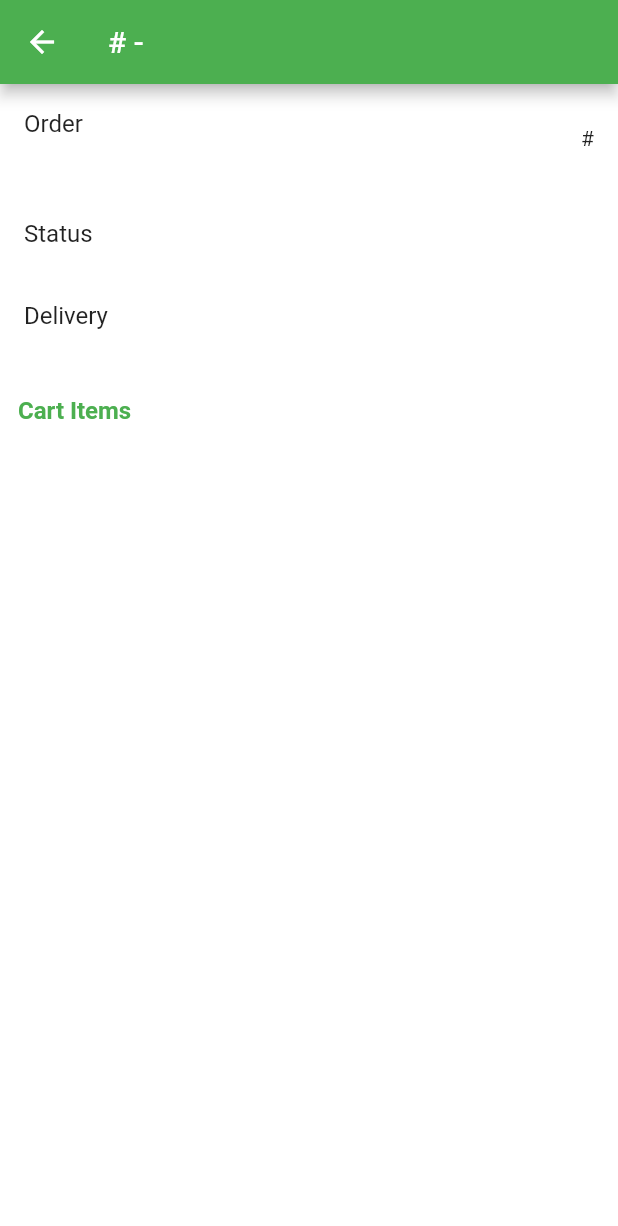
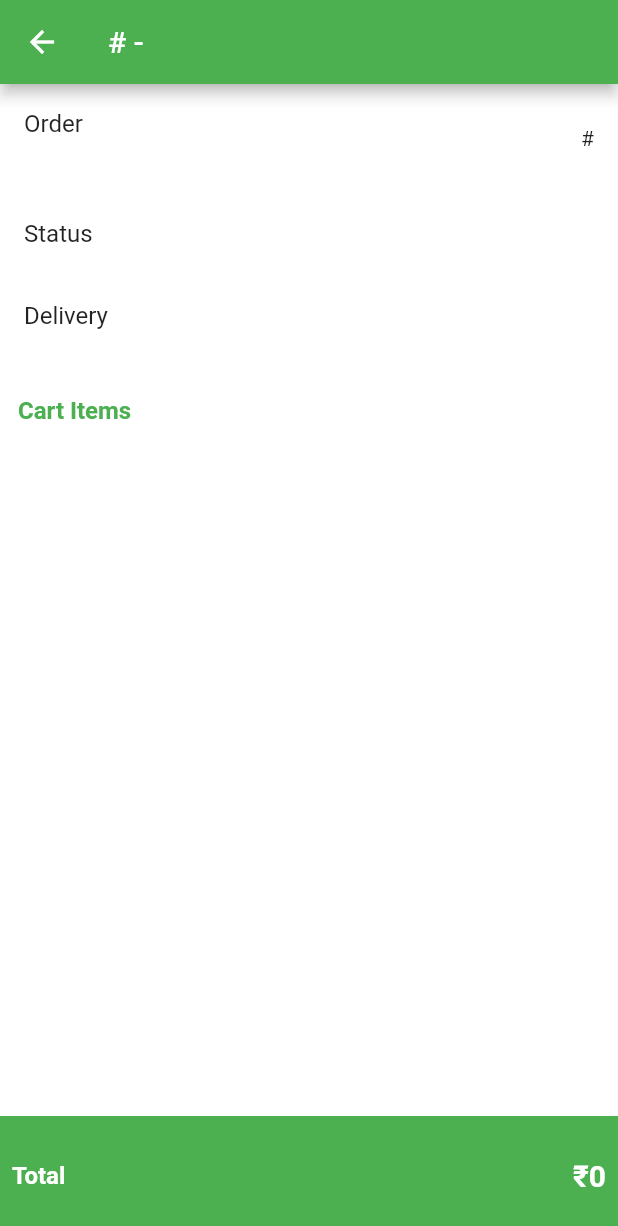
Before and after one commit to Jashwanth-Gowda-R/flutter-Grocery-App, a Flutter app: the OrdersDetails screen opened directly with empty values, on a phone screen of 412 x 824 dp. Shown: the top 1226 px of the screen. Run offline on Flutter 3.47's test engine with Material 2 defaults, Android fonts, the phone set to English and light mode, and no system bars; our stand-ins replace carousel_slider, get.

Commit message:
added container to display total cart price in  order detail page

```diff
--- a/grocery_user_app/lib/screens/orders_details.dart
+++ b/grocery_user_app/lib/screens/orders_details.dart
@@ -55,7 +55,26 @@ class OrdersDetails extends StatelessWidget {
                           trailing: Text(
                               '₹${orderDetailObj["cartItems"][index]['total']}'),
                         );
-                      }))
+                      })),
+              Container(
+                  color: Colors.green,
+                  height: 80,
+                  padding: EdgeInsets.all(8),
+                  child: Row(
+                    mainAxisAlignment: MainAxisAlignment.spaceBetween,
+                    children: [
+                      Text('Total',
+                          style: TextStyle(
+                              color: Colors.white,
+                              fontWeight: FontWeight.bold,
+                              fontSize: 16)),
+                      Text('₹${orderDetailObj['cartTotal']}',
+                          style: TextStyle(
+                              color: Colors.white,
+                              fontWeight: FontWeight.bold,
+                              fontSize: 20)),
+                    ],
+                  ))
             ],
           ),
         ));
```
